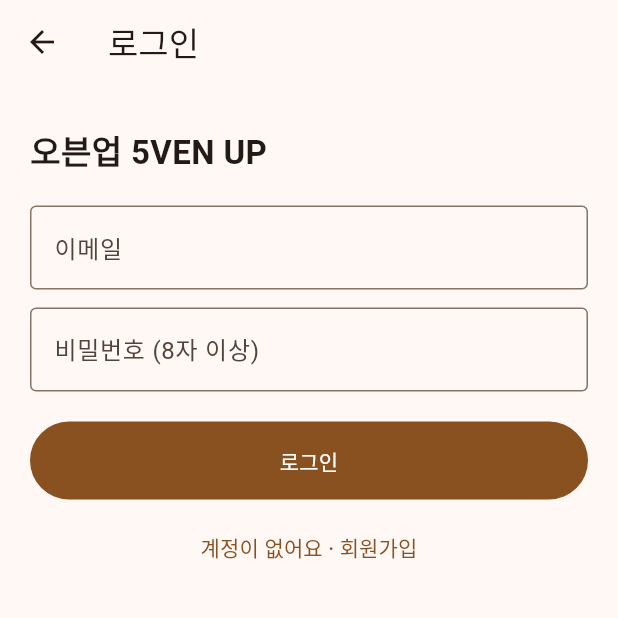
After one commit to Tae0072/Oven-up, a Flutter app: the screen it shows after launch, after a tap on the "person outline" icon, on a phone screen of 412 x 824 dp, the top half of it. The commit adds this screen. Run offline on Flutter 3.47's test engine with Material 3 defaults, Android fonts, the phone set to English and light mode, and no system bars; accounts and stored records are empty; network calls fail.

Commit message:
feat(app): 로그인/회원가입 화면(S1) + 주문서 실제 주문 연동

```diff
--- /dev/null
+++ b/app/lib/data/api_config.dart
@@ -0,0 +1,4 @@
+/// 서버 기본 주소 (앱 전체 공용).
+/// - 웹 / 데스크톱: http://localhost:8080
+/// - ⚠️ 안드로이드 에뮬레이터에서는 http://10.0.2.2:8080 을 써야 함(추후 플랫폼 분기).
+const String kApiBaseUrl = 'http://localhost:8080';
--- /dev/null
+++ b/app/lib/data/api_exception.dart
@@ -0,0 +1,9 @@
+/// 서버가 실패 응답을 줄 때 던지는 예외. message에 사용자에게 보여줄 안내가 담긴다.
+class ApiException implements Exception {
+  final String message;
+
+  ApiException(this.message);
+
+  @override
+  String toString() => message;
+}
--- a/app/lib/data/api_menu_repository.dart
+++ b/app/lib/data/api_menu_repository.dart
@@ -3,12 +3,8 @@ import 'dart:convert';
 import 'package:http/http.dart' as http;
 
 import '../models/menu_item.dart';
+import 'api_config.dart';
 import 'menu_repository.dart';
-
-/// 서버 기본 주소.
-/// - 웹 / 데스크톱: http://localhost:8080
-/// - ⚠️ 안드로이드 에뮬레이터에서는 http://10.0.2.2:8080 을 써야 함(추후 플랫폼 분기).
-const String kApiBaseUrl = 'http://localhost:8080';
 
 /// 실제 서버(Spring Boot)에서 메뉴를 가져오는 저장소. (05_API §3.1)
 class ApiMenuRepository implements MenuRepository {
--- /dev/null
+++ b/app/lib/data/auth_api.dart
@@ -0,0 +1,68 @@
+import 'dart:convert';
+
+import 'package:http/http.dart' as http;
+
+import '../models/auth_user.dart';
+import 'api_config.dart';
+import 'api_exception.dart';
+
+/// 로그인 결과: 토큰 + 회원
+class AuthResult {
+  final String token;
+  final AuthUser user;
+
+  AuthResult(this.token, this.user);
+}
+
+/// 인증 API 호출 (05_API §2)
+class AuthApi {
+  final http.Client _client;
+
+  AuthApi({http.Client? client}) : _client = client ?? http.Client();
+
+  static const Map<String, String> _jsonHeader = {'Content-Type': 'application/json'};
+
+  Future<int> signup({
+    required String email,
+    required String password,
+    required String name,
+    required String phone,
+  }) async {
+    final res = await _client.post(
+      Uri.parse('$kApiBaseUrl/api/auth/signup'),
+      headers: _jsonHeader,
+      body: jsonEncode({'email': email, 'password': password, 'name': name, 'phone': phone}),
+    );
+    final body = jsonDecode(utf8.decode(res.bodyBytes)) as Map<String, dynamic>;
+    if (res.statusCode != 201) {
+      throw ApiException(_errorMessage(body, '회원가입에 실패했어요'));
+    }
+    final data = body['data'] as Map<String, dynamic>;
+    return (data['userId'] as num).toInt();
+  }
+
+  Future<AuthResult> login({required String email, required String password}) async {
+    final res = await _client.post(
+      Uri.parse('$kApiBaseUrl/api/auth/login'),
+      headers: _jsonHeader,
+      body: jsonEncode({'email': email, 'password': password}),
+    );
+    final body = jsonDecode(utf8.decode(res.bodyBytes)) as Map<String, dynamic>;
+    if (res.statusCode != 200) {
+      throw ApiException(_errorMessage(body, '로그인에 실패했어요'));
+    }
+    final data = body['data'] as Map<String, dynamic>;
+    return AuthResult(
+      data['accessToken'] as String,
+      AuthUser.fromJson(data['user'] as Map<String, dynamic>),
+    );
+  }
+
+  String _errorMessage(Map<String, dynamic> body, String fallback) {
+    final error = body['error'];
+    if (error is Map && error['message'] is String) {
+      return error['message'] as String;
+    }
+    return fallback;
+  }
+}
--- /dev/null
+++ b/app/lib/models/auth_user.dart
@@ -0,0 +1,14 @@
+/// 로그인한 회원 정보(요약). 05_API §2.2 user
+class AuthUser {
+  final int id;
+  final String name;
+  final String role;
+
+  const AuthUser({required this.id, required this.name, required this.role});
+
+  factory AuthUser.fromJson(Map<String, dynamic> json) => AuthUser(
+        id: (json['id'] as num).toInt(),
+        name: (json['name'] as String?) ?? '',
+        role: (json['role'] as String?) ?? 'USER',
+      );
+}
--- /dev/null
+++ b/app/lib/screens/login_page.dart
@@ -0,0 +1,148 @@
+import 'package:flutter/material.dart';
+
+import '../data/api_exception.dart';
+import '../data/auth_api.dart';
+import '../state/auth_store.dart';
+
+/// S1. 로그인 / 회원가입 화면 (02_화면_정의서 S1)
+/// - 이메일·비밀번호로 로그인. 회원가입 모드에서는 이름·전화번호도 입력.
+/// - (카카오·네이버 소셜 로그인은 이후 단계)
+class LoginPage extends StatefulWidget {
+  const LoginPage({super.key});
+
+  @override
+  State<LoginPage> createState() => _LoginPageState();
+}
+
+class _LoginPageState extends State<LoginPage> {
+  final TextEditingController _email = TextEditingController();
+  final TextEditingController _password = TextEditingController();
+  final TextEditingController _name = TextEditingController();
+  final TextEditingController _phone = TextEditingController();
+  final AuthApi _authApi = AuthApi();
+
+  bool _isSignup = false;
+  bool _loading = false;
+  String? _error;
+
+  @override
+  void dispose() {
+    _email.dispose();
+    _password.dispose();
+    _name.dispose();
+    _phone.dispose();
+    super.dispose();
+  }
+
+  Future<void> _submit() async {
+    setState(() {
+      _loading = true;
+      _error = null;
+    });
+    try {
+      if (_isSignup) {
+        await _authApi.signup(
+          email: _email.text.trim(),
+          password: _password.text,
+          name: _name.text.trim(),
+          phone: _phone.text.trim(),
+        );
+      }
+      final result = await _authApi.login(
+        email: _email.text.trim(),
+        password: _password.text,
+      );
+      if (!mounted) return;
+      AuthStore.instance.setSession(result.token, result.user);
+      Navigator.of(context).pop(true);
+    } on ApiException catch (e) {
+      if (!mounted) return;
+      setState(() => _error = e.message);
+    } catch (_) {
+      if (!mounted) return;
+      setState(() => _error = '서버에 연결하지 못했어요. 서버가 켜져 있는지 확인해 주세요.');
+    } finally {
+      if (mounted) {
+        setState(() => _loading = false);
+      }
+    }
+  }
+
+  @override
+  Widget build(BuildContext context) {
+    return Scaffold(
+      appBar: AppBar(title: Text(_isSignup ? '회원가입' : '로그인')),
+      body: ListView(
+        padding: const EdgeInsets.all(20),
+        children: [
+          const SizedBox(height: 8),
+          const Text('오븐업 5VEN UP',
+              style: TextStyle(fontSize: 22, fontWeight: FontWeight.bold)),
+          const SizedBox(height: 20),
+          TextField(
+            controller: _email,
+            keyboardType: TextInputType.emailAddress,
+            decoration: const InputDecoration(
+              labelText: '이메일',
+              border: OutlineInputBorder(),
+            ),
+          ),
+          const SizedBox(height: 12),
+          TextField(
+            controller: _password,
+            obscureText: true,
+            decoration: const InputDecoration(
+              labelText: '비밀번호 (8자 이상)',
+              border: OutlineInputBorder(),
+            ),
+          ),
+          if (_isSignup) ...[
+            const SizedBox(height: 12),
+            TextField(
+              controller: _name,
+              decoration: const InputDecoration(
+                labelText: '이름',
+                border: OutlineInputBorder(),
+              ),
+            ),
+            const SizedBox(height: 12),
+            TextField(
+              controller: _phone,
+              keyboardType: TextInputType.phone,
+              decoration: const InputDecoration(
+                labelText: '전화번호',
+                border: OutlineInputBorder(),
+              ),
+            ),
+          ],
+          if (_error != null) ...[
+            const SizedBox(height: 12),
+            Text(_error!, style: TextStyle(color: Colors.red[700])),
+          ],
+          const SizedBox(height: 20),
+          FilledButton(
+            onPressed: _loading ? null : _submit,
+            style: FilledButton.styleFrom(minimumSize: const Size.fromHeight(52)),
+            child: _loading
+                ? const SizedBox(
+                    width: 22,
+                    height: 22,
+                    child: CircularProgressIndicator(strokeWidth: 2, color: Colors.white),
+                  )
+                : Text(_isSignup ? '회원가입하고 시작' : '로그인'),
+          ),
+          const SizedBox(height: 8),
+          TextButton(
+            onPressed: _loading
+                ? null
+                : () => setState(() {
+                      _isSignup = !_isSignup;
+                      _error = null;
+                    }),
+            child: Text(_isSignup ? '이미 계정이 있어요 · 로그인' : '계정이 없어요 · 회원가입'),
+          ),
+        ],
+      ),
+    );
+  }
+}
--- a/app/lib/screens/menu_list_page.dart
+++ b/app/lib/screens/menu_list_page.dart
@@ -2,15 +2,16 @@ import 'package:flutter/material.dart';
 
 import '../data/menu_repository.dart';
 import '../models/menu_item.dart';
+import '../state/auth_store.dart';
 import '../state/cart.dart';
 import '../widgets/menu_card.dart';
 import 'cart_page.dart';
+import 'login_page.dart';
 import 'menu_detail_page.dart';
 
 /// S3. 메뉴 목록 화면 (02_화면_정의서 S3 / 03_기능_명세서 §2)
 /// - 서버(repository)에서 메뉴를 불러와 표시. 로딩/에러 상태 처리.
-/// - 상단 카테고리 탭(빵 종류) + 메뉴 카드 목록 + 장바구니 아이콘(담긴 개수)
-/// - 카드 탭 → 메뉴 상세(S4). [담기]는 옵션 없이 1개 바로 담기. 장바구니 아이콘 → 장바구니(S5).
+/// - 상단: 계정(로그인/로그아웃) + 장바구니 아이콘. 카드 탭 → 상세(S4).
 class MenuListPage extends StatefulWidget {
   final MenuRepository repository;
 
@@ -32,7 +33,6 @@ class _MenuListPageState extends State<MenuListPage> {
   @override
   void initState() {
     super.initState();
-    // 첫 프레임 이후에 불러오기 시작 (initState 중 setState 방지)
     WidgetsBinding.instance.addPostFrameCallback((_) => _load());
   }
 
@@ -76,6 +76,36 @@ class _MenuListPageState extends State<MenuListPage> {
     );
   }
 
+  void _openLogin() {
+    Navigator.of(context).push(
+      MaterialPageRoute<void>(builder: (_) => const LoginPage()),
+    );
+  }
+
+  void _showAccount() {
+    final name = AuthStore.instance.user?.name ?? '';
+    showDialog<void>(
+      context: context,
+      builder: (dialogContext) => AlertDialog(
+        title: const Text('내 계정'),
+        content: Text('$name 님, 안녕하세요!'),
+        actions: [
+          TextButton(
+            onPressed: () => Navigator.of(dialogContext).pop(),
+            child: const Text('닫기'),
+          ),
+          TextButton(
+            onPressed: () {
+              AuthStore.instance.logout();
+              Navigator.of(dialogContext).pop();
+            },
+            child: const Text('로그아웃'),
+          ),
+        ],
+      ),
+    );
+  }
+
   void _quickAdd(MenuItem item) {
     Cart.instance.add(item);
     ScaffoldMessenger.of(context)
@@ -94,6 +124,18 @@ class _MenuListPageState extends State<MenuListPage> {
       appBar: AppBar(
         title: const Text('메뉴'),
         actions: [
+          // 계정: 로그인 여부에 따라 아이콘/동작이 바뀐다.
+          ListenableBuilder(
+            listenable: AuthStore.instance,
+            builder: (context, _) {
+              final loggedIn = AuthStore.instance.isLoggedIn;
+              return IconButton(
+                icon: Icon(loggedIn ? Icons.person : Icons.person_outline),
+                tooltip: loggedIn ? (AuthStore.instance.user?.name ?? '내 계정') : '로그인',
+                onPressed: loggedIn ? _showAccount : _openLogin,
+              );
+            },
+          ),
           Padding(
             padding: const EdgeInsets.only(right: 8),
             child: ListenableBuilder(
@@ -120,7 +162,6 @@ class _MenuListPageState extends State<MenuListPage> {
     final items = _filtered;
     return Column(
       children: [
-        // 카테고리 탭 (가로 스크롤 칩)
         SizedBox(
           height: 56,
           child: ListView.separated(
@@ -138,7 +179,6 @@ class _MenuListPageState extends State<MenuListPage> {
             },
           ),
         ),
-        // 메뉴 카드 목록
         Expanded(
           child: items.isEmpty
               ? const Center(child: Text('해당 메뉴가 없어요'))
--- /dev/null
+++ b/app/lib/state/auth_store.dart
@@ -0,0 +1,30 @@
+import 'package:flutter/foundation.dart';
+
+import '../models/auth_user.dart';
+
+/// 로그인 상태(토큰 + 회원)를 앱 전체에서 공유하는 저장소.
+/// ⚠️ 지금은 앱 메모리에만 저장(앱을 완전히 끄면 로그아웃됨). 이후 기기 저장(shared_preferences)으로 유지 가능.
+class AuthStore extends ChangeNotifier {
+  AuthStore._();
+
+  static final AuthStore instance = AuthStore._();
+
+  String? _token;
+  AuthUser? _user;
+
+  String? get token => _token;
+  AuthUser? get user => _user;
+  bool get isLoggedIn => _token != null;
+
+  void setSession(String token, AuthUser user) {
+    _token = token;
+    _user = user;
+    notifyListeners();
+  }
+
+  void logout() {
+    _token = null;
+    _user = null;
+    notifyListeners();
+  }
+}
```
Also changed, not shown: app/lib/data/order_api.dart (added, +63 -0 lines), app/lib/screens/order_form_page.dart (+77 -13 lines).
